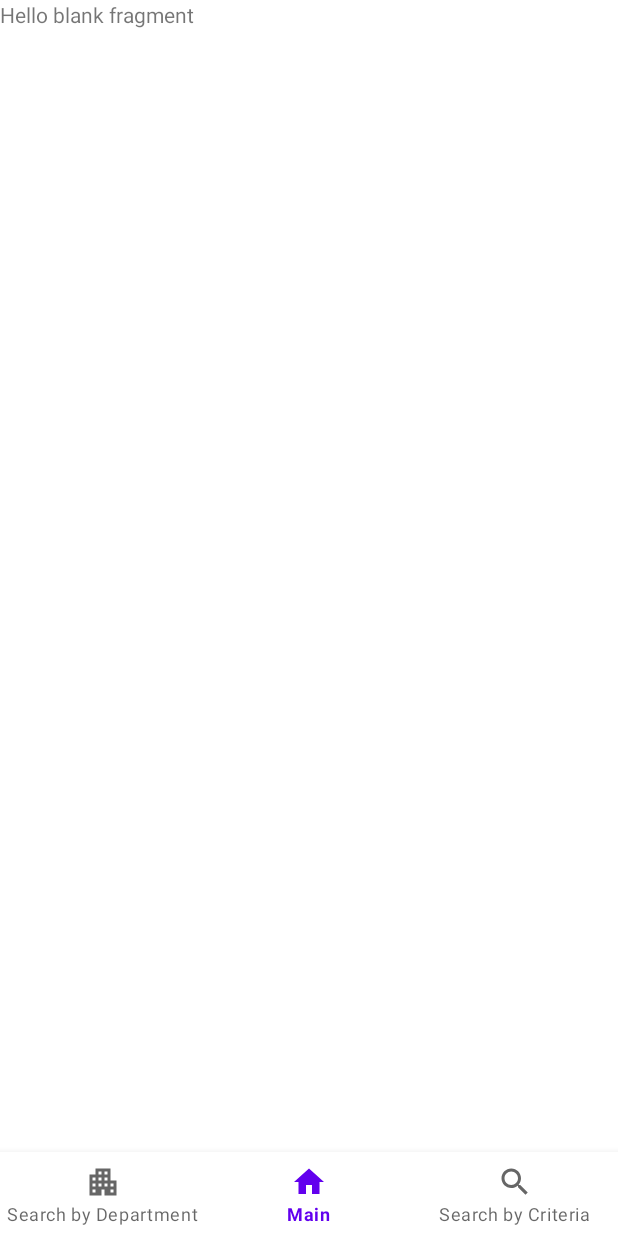
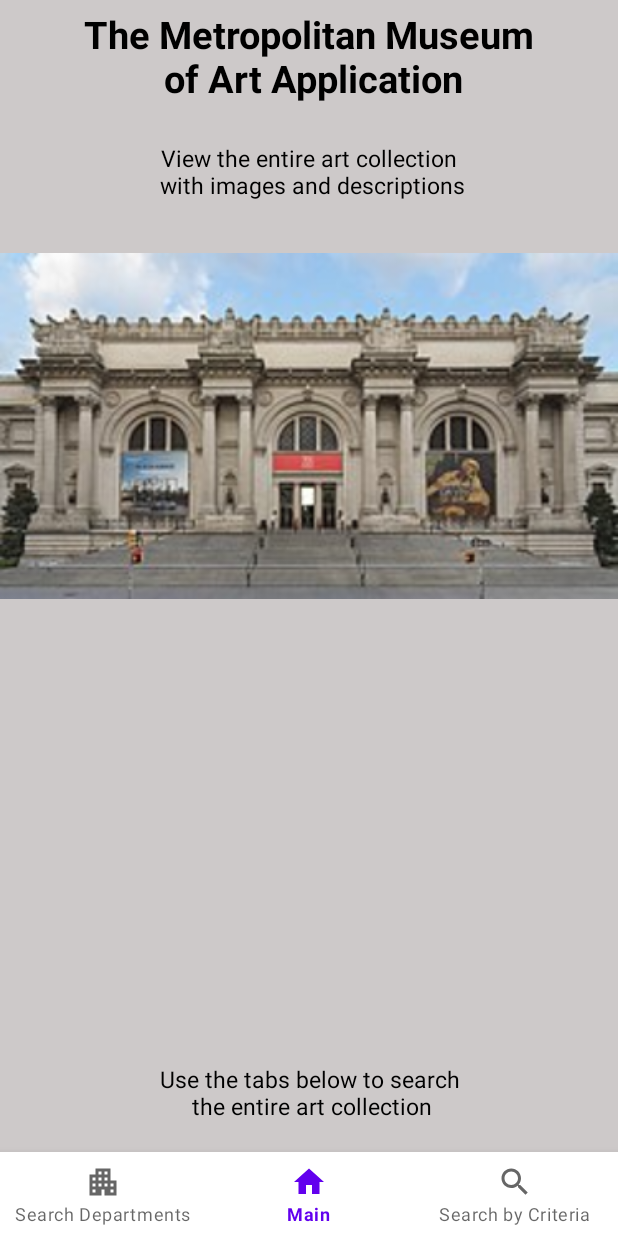
Before and after one commit to BelliJoseph/ArtCollectionApp, an Android app: the screen it shows after launch (MainActivity), on a phone screen of 412 x 824 dp. Run offline under Robolectric (Android 15) with nearby library versions, the phone set to English and light mode, and no system bars; our stand-ins replace Dagger/Hilt's generated code, navigation-ui.

Commit message:
Created UI for the mainFragment Replaced hard coded strings in menu.xml

```diff
--- a/app/src/main/res/layout/fragment_main.xml
+++ b/app/src/main/res/layout/fragment_main.xml
@@ -1,14 +1,62 @@
 <?xml version="1.0" encoding="utf-8"?>
-<FrameLayout xmlns:android="http://schemas.android.com/apk/res/android"
+<androidx.constraintlayout.widget.ConstraintLayout xmlns:android="http://schemas.android.com/apk/res/android"
+    xmlns:app="http://schemas.android.com/apk/res-auto"
     xmlns:tools="http://schemas.android.com/tools"
     android:layout_width="match_parent"
     android:layout_height="match_parent"
+    android:background="@color/snow3"
     tools:context=".views.MainFragment">
 
-    <!-- TODO: Update blank fragment layout -->
     <TextView
+        android:id="@+id/mainTitle"
         android:layout_width="match_parent"
-        android:layout_height="match_parent"
-        android:text="@string/hello_blank_fragment" />
+        android:layout_height="wrap_content"
+        android:gravity="center"
+        android:padding="5dp"
+        android:text="@string/mainTitle"
+        android:textColor="@color/black"
+        android:textSize="25sp"
+        android:textStyle="bold"
+        app:layout_constraintEnd_toEndOf="parent"
+        app:layout_constraintStart_toStartOf="parent"
+        app:layout_constraintTop_toTopOf="parent" />
 
-</FrameLayout>
+    <TextView
+        android:id="@+id/mainDescription"
+        android:layout_width="match_parent"
+        android:layout_height="wrap_content"
+        android:gravity="center"
+        android:text="@string/mainDescription"
+        android:textColor="@color/black"
+        android:textSize="15sp"
+        android:layout_marginTop="20dp"
+        app:layout_constraintEnd_toEndOf="parent"
+        app:layout_constraintStart_toStartOf="parent"
+        app:layout_constraintTop_toBottomOf="@+id/mainTitle" />
+
+    <ImageView
+        android:id="@+id/mainImage"
+        android:layout_width="match_parent"
+        android:layout_height="280dp"
+        android:src="@drawable/metropolitan_museum_of_art"
+        android:layout_marginTop="10dp"
+        android:contentDescription="@string/mainImageDescription"
+        app:layout_constraintEnd_toEndOf="parent"
+        app:layout_constraintHorizontal_bias="0.0"
+        app:layout_constraintStart_toStartOf="parent"
+        app:layout_constraintTop_toBottomOf="@+id/mainDescription" />
+
+    <TextView
+        android:id="@+id/mainSearchLabel"
+        android:layout_width="match_parent"
+        android:layout_height="wrap_content"
+        android:gravity="center"
+        android:text="@string/mainSearchLabel"
+        android:textColor="@color/black"
+        android:textSize="15sp"
+        android:layout_marginBottom="20dp"
+        app:layout_constraintBottom_toBottomOf="parent"
+        app:layout_constraintEnd_toEndOf="parent"
+        app:layout_constraintStart_toStartOf="parent" />
+
+</androidx.constraintlayout.widget.ConstraintLayout>
--- a/app/src/main/res/menu/art_collection_menu.xml
+++ b/app/src/main/res/menu/art_collection_menu.xml
@@ -3,21 +3,21 @@
 
     <item
         android:id="@+id/DepartmentFragment"
-        android:title="Search by Department"
+        android:title="@string/searchDepartments"
         android:icon="@drawable/department">
 
     </item>
 
     <item
         android:id="@+id/MainFragment"
-        android:title="Main"
+        android:title="@string/main"
         android:icon="@drawable/home">
 
     </item>
 
     <item
         android:id="@+id/SearchFragment"
-        android:title="Search by Criteria"
+        android:title="@string/searchByCriteria"
         android:icon="@drawable/search">
 
     </item>
--- a/app/src/main/res/values/strings.xml
+++ b/app/src/main/res/values/strings.xml
@@ -1,10 +1,21 @@
 <resources>
     <string name="app_name">ArtCollectionApp</string>
     <string name="hello_blank_fragment">Hello blank fragment</string>
+
+    <string name="main">Main</string>
+    <string name="searchDepartments">Search Departments</string>
+    <string name="searchByCriteria">Search by Criteria</string>
+
+    <string name="mainTitle">The Metropolitan Museum\n of Art Application</string>
+    <string name="mainDescription">View the entire art collection\n with images and descriptions</string>
+    <string name="mainSearchLabel">Use the tabs below to search\n the entire art collection</string>
+    <string name="mainImageDescription">Image of the Metropolitan Museum of Art</string>
+
     <string name="departmentTitle">Department Name:</string>
     <string name="defaultString">Default String</string>
     <string name="departmentListTitle">Art Departments List</string>
     <string name="departmentListClickMsg">Click on the desired department\n to view collection</string>
+
     <string name="searchTitle">Search Art Collection</string>
     <string name="searchMessage">Use the text fields to narrow collection search\n to your specifications</string>
     <string name="searchUseCase">* You can use all the fields or just one field *</string>
```
